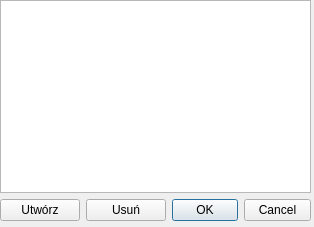
gitter-badger/simplechatclient, file ui/channel_homes.ui: the form before one commit.
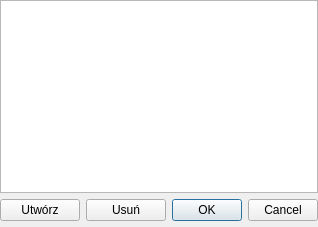
The form after the commit. Icons and pictures are not drawn.

What changed in the file:
```diff
--- a/ui/channel_homes.ui
+++ b/ui/channel_homes.ui
@@ -6,19 +6,19 @@
    <rect>
     <x>0</x>
     <y>0</y>
-    <width>314</width>
+    <width>318</width>
     <height>227</height>
    </rect>
   </property>
   <property name="minimumSize">
    <size>
-    <width>314</width>
+    <width>318</width>
     <height>227</height>
    </size>
   </property>
   <property name="maximumSize">
    <size>
-    <width>314</width>
+    <width>318</width>
     <height>227</height>
    </size>
   </property>
@@ -34,7 +34,7 @@
     <rect>
      <x>0</x>
      <y>0</y>
-     <width>311</width>
+     <width>318</width>
      <height>221</height>
     </rect>
    </property>
```
Left out of the diff: 2 changed lines with no effect on the pictures.
